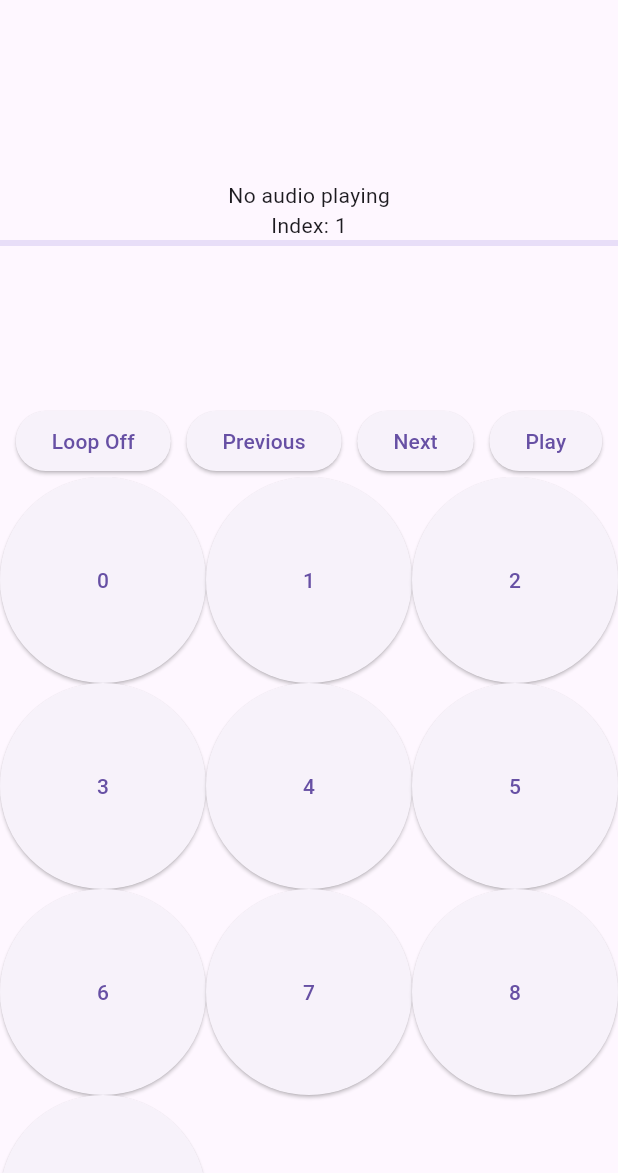
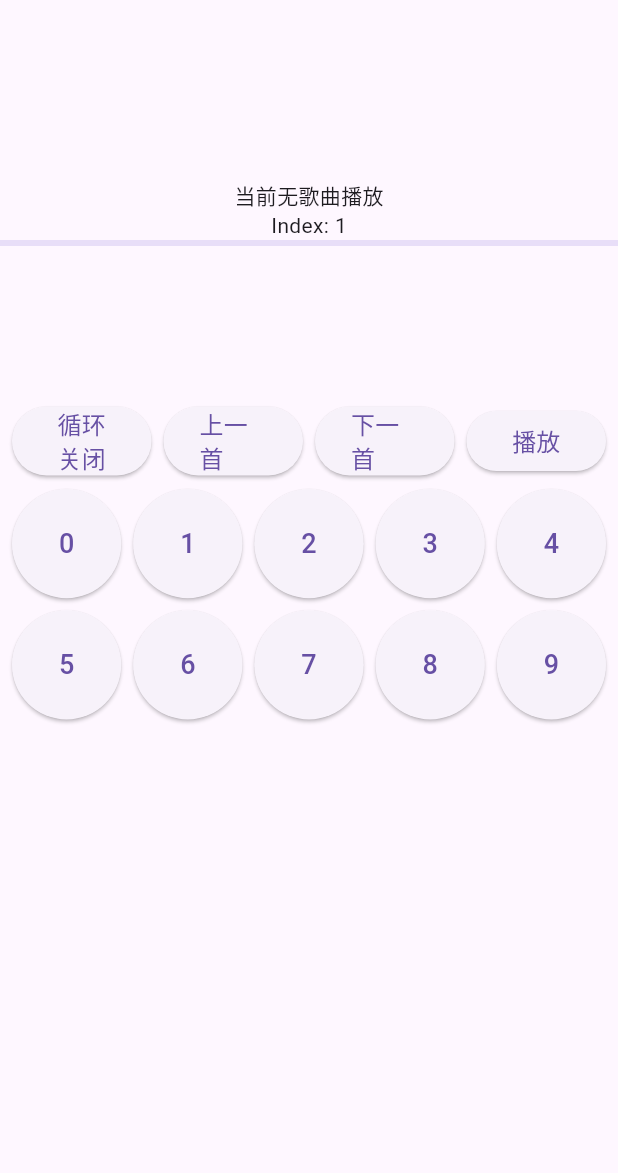
Before and after one commit to OldWooood/8fu, a Flutter app: the first screen one second after launch, on a phone screen of 412 x 824 dp, the part 63-1236 px from its top. Run offline on Flutter 3.47's test engine with Material 3 defaults, Android fonts, the phone set to English and light mode, and no system bars; our stand-ins replace audioplayers, device_info_plus, permission_handler, shared_preferences.

Commit message:
feat: 修复文件读取

```diff
--- a/lib/main.dart
+++ b/lib/main.dart
@@ -14,7 +14,7 @@ class MyApp extends StatelessWidget {
   @override
   Widget build(BuildContext context) {
     return MaterialApp(
-      title: 'Audio Player',
+      title: '八福播放器',
       theme: ThemeData(primarySwatch: Colors.blue),
       home: AudioPlayerScreen(),
     );
@@ -26,9 +26,9 @@ class AudioPlayerScreen extends StatefulWidget {
   _AudioPlayerScreenState createState() => _AudioPlayerScreenState();
 }
 
-class _AudioPlayerScreenState extends State<AudioPlayerScreen>  {
+class _AudioPlayerScreenState extends State<AudioPlayerScreen> {
   final AudioPlayer _audioPlayer = AudioPlayer();
-  String _currentAudioName = 'No audio playing';
+  String _currentAudioName = '当前无歌曲播放';
   int _currentIndex = 0;
   double _progress = 0.0;
   Duration _duration = Duration.zero;
@@ -72,7 +72,7 @@ class _AudioPlayerScreenState extends State<AudioPlayerScreen>  {
     _firstLaunch = prefs.getBool('first_launch') ?? true;
 
     // 关键修改：直接定义公共存储路径
-    _folderPath = '/storage/emulated/0/Download';
+    _folderPath = '/storage/emulated/0/8fu';
 
     // 权限请求变得至关重要，因为我们正在访问应用外部的目录
     await _requestPermissions();
@@ -152,32 +152,42 @@ class _AudioPlayerScreenState extends State<AudioPlayerScreen>  {
 
   Future<void> _loadAudioFiles() async {
     if (_folderPath.isNotEmpty) {
-      Directory folder = Directory(_folderPath);
-      if (await folder.exists()) {
-        // Use recursive: true to search in subdirectories.
-        List<FileSystemEntity> entities = await folder
-            .list(recursive: true)
+      Directory rootFolder = Directory(_folderPath);
+      if (await rootFolder.exists()) {
+        final List<File> allAudioFiles = [];
+        try {
+          // 1. Get subdirectories and sort them
+          List<Directory> subdirectories = await rootFolder
+              .list()
+              .where((entity) => entity is Directory)
+              .cast<Directory>()
+              .toList();
+          subdirectories.sort((a, b) => a.path.compareTo(b.path));
+
+          // 2. Iterate through each subdirectory
+          for (final dir in subdirectories) {
+            // Get audio files and sort them
+            List<File> audioFilesInDir = await dir
+                .list()
+                .where(
+                  (entity) => entity is File && entity.path.endsWith('.mp3'),
+                )
+                .cast<File>()
                 .toList();
 
-        // Filter for files with .mp3 or .wav extensions.
-        _audioFiles = entities
-            .where(
-              (entity) =>
-                  entity is File &&
-                  (entity.path.endsWith('.mp3') ||
-                      entity.path.endsWith('.wav')),
-            )
-            .map((entity) => entity as File)
-            .toList();
+            audioFilesInDir.sort((a, b) => a.path.compareTo(b.path));
 
-        // Sort by filename assuming filenames are like 1.mp3, 2.mp3, etc.
-        _audioFiles.sort(
-          (a, b) => int.parse(
-            a.path.split('/').last.split('.').first,
-          ).compareTo(int.parse(b.path.split('/').last.split('.').first)),
-        );
+            // Add to the main list
+            allAudioFiles.addAll(audioFilesInDir);
+          }
 
-        setState(() {}); // Update the UI
+          setState(() {
+            _audioFiles = allAudioFiles;
+          });
+        } catch (e) {
+          print('加载音频文件时出错: $e');
+          _showDialog('加载音频文件失败。请检查 "8fu" 文件夹的子文件夹结构和权限。');
+        }
       }
     }
   }
@@ -276,34 +286,68 @@ class _AudioPlayerScreenState extends State<AudioPlayerScreen>  {
           Expanded(
             flex: 2,
             child: Column(
-              children: [
-                Row(
               mainAxisAlignment: MainAxisAlignment.spaceEvenly,
               children: [
-                    ElevatedButton(
+                Padding(
+                  padding: const EdgeInsets.symmetric(horizontal: 8.0),
+                  child: Row(
+                    mainAxisAlignment: MainAxisAlignment.spaceAround,
+                    children: [
+                      Expanded(
+                        child: ElevatedButton(
                           onPressed: _toggleLoop,
-                      child: Text(_isLooping ? 'Loop On' : 'Loop Off'),
+                          child: Text(
+                            _isLooping ? '循环开启' : '循环关闭',
+                            textAlign: TextAlign.center,
+                            style: TextStyle(fontSize: 16),
                           ),
-                    ElevatedButton(
+                        ),
+                      ),
+                      SizedBox(width: 8),
+                      Expanded(
+                        child: ElevatedButton(
                           onPressed: _previousAudio,
-                      child: Text('Previous'),
+                          child: Text('上一首', style: TextStyle(fontSize: 16)),
                         ),
-                    ElevatedButton(onPressed: _nextAudio, child: Text('Next')),
-                    ElevatedButton(
+                      ),
+                      SizedBox(width: 8),
+                      Expanded(
+                        child: ElevatedButton(
+                          onPressed: _nextAudio,
+                          child: Text('下一首', style: TextStyle(fontSize: 16)),
+                        ),
+                      ),
+                      SizedBox(width: 8),
+                      Expanded(
+                        child: ElevatedButton(
                           onPressed: _isPlaying
                               ? _pauseAudio
                               : () => _playAudio(_currentIndex),
-                      child: Text(_isPlaying ? 'Pause' : 'Play'),
+                          child: Text(
+                            _isPlaying ? '暂停' : '播放',
+                            style: TextStyle(fontSize: 16),
+                          ),
+                        ),
                       ),
                     ],
                   ),
+                ),
                 Expanded(
                   child: GridView.count(
-                    crossAxisCount: 3,
+                    crossAxisCount: 5,
+                    mainAxisSpacing: 8.0,
+                    crossAxisSpacing: 8.0,
+                    padding: const EdgeInsets.all(8.0),
                     children: List.generate(10, (index) {
-                      return ElevatedButton(
+                      return AspectRatio(
+                        aspectRatio: 1,
+                        child: ElevatedButton(
                           onPressed: () => _handleNumberInput(index.toString()),
-                        child: Text(index.toString()),
+                          child: Text(
+                            index.toString(),
+                            style: TextStyle(fontSize: 18),
+                          ),
+                        ),
                       );
                     }),
                   ),
```
Also changed, not shown: 1 other file. Lines whose indentation alone changed are shown as unchanged.
